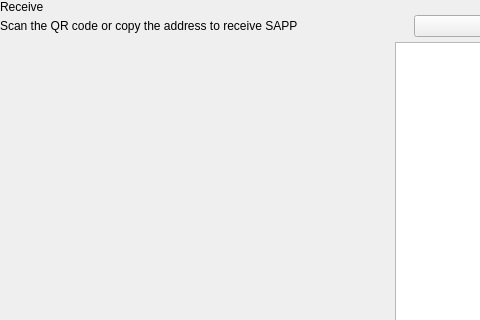
This is src/qt/pivx/forms/receivewidget.ui in decenomy/SAPP as Qt 5 draws it before an edit; both pictures show x 0 to 480 and y 0 to 320 of the 629 by 629 pixel window. The edited form follows.
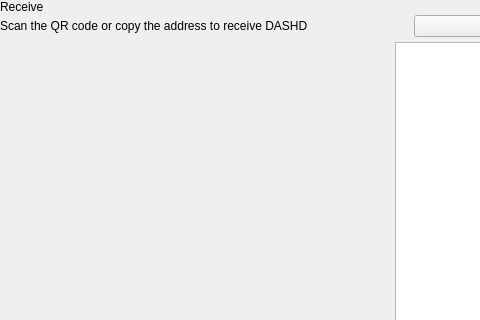
This is the edited form. Custom widgets are drawn as their Qt base class.

Commit message: Replace coin unit SAPP by DASHD in the GUI

The edit to the form file:
```diff
--- a/src/qt/pivx/forms/receivewidget.ui
+++ b/src/qt/pivx/forms/receivewidget.ui
@@ -78,7 +78,7 @@
             <item alignment="Qt::AlignTop">
              <widget class="QLabel" name="labelSubtitle1">
               <property name="text">
-               <string>Scan the QR code or copy the address to receive SAPP</string>
+               <string>Scan the QR code or copy the address to receive DASHD</string>
               </property>
              </widget>
             </item>
```
The commit also changes 14 other files.
